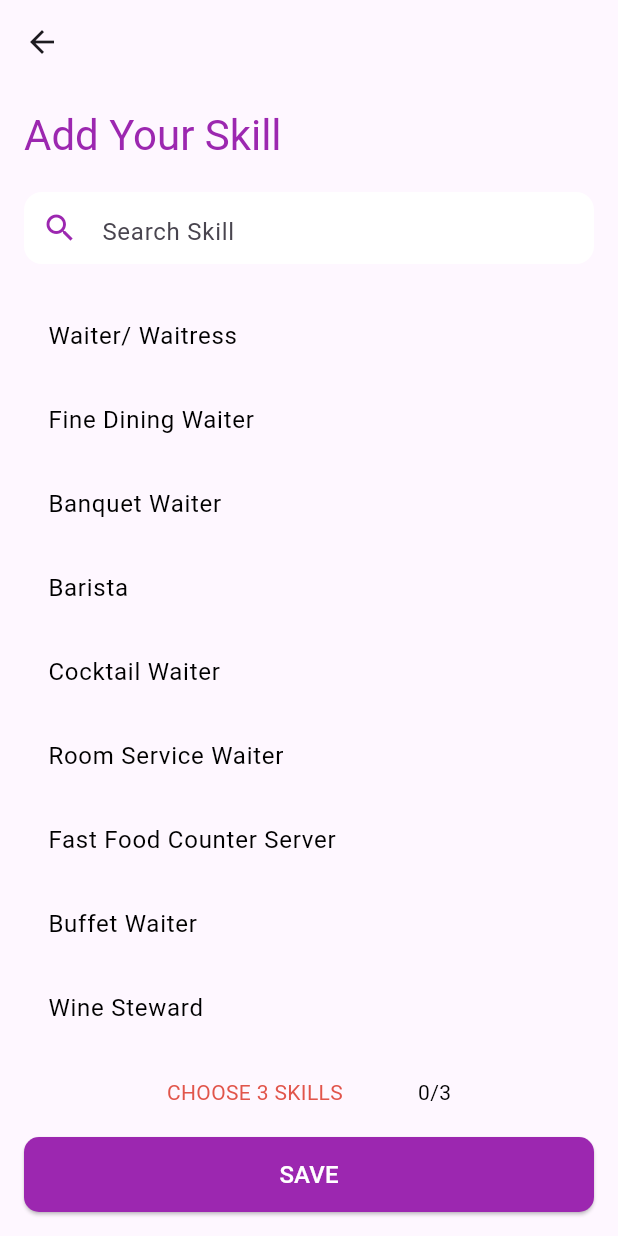
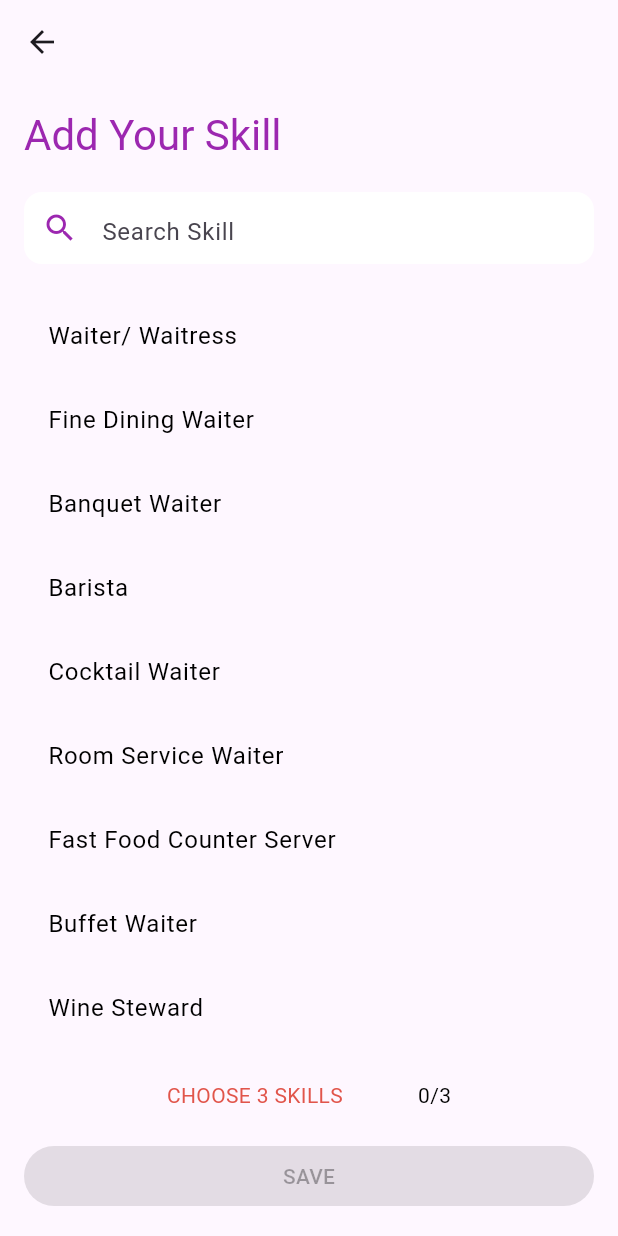
Before and after one commit to johnomeyo/socian, a Flutter app: the screen it shows after launch, after a tap on "SUBMIT", on a phone screen of 412 x 824 dp. Run offline on Flutter 3.47's test engine with Material 3 defaults, Android fonts, the phone set to English and light mode, and no system bars; our stand-ins replace dotted_border.

Commit message:
Made changes on the skills addition page to use provider for state management

```diff
--- a/seekers/lib/main.dart
+++ b/seekers/lib/main.dart
@@ -1,10 +1,19 @@
 import 'package:flutter/material.dart';
 import 'package:seekers/pages/backgroundcheck/backgroundcheck_page.dart';
 // import 'package:seekers/pages/homepage.dart';
+import 'package:provider/provider.dart';
+import 'package:seekers/providers/skills_provider.dart';
 import 'package:seekers/theme.dart';
 
 void main() {
-  runApp(const MyApp());
+  runApp(
+    MultiProvider(
+      providers: [
+        ChangeNotifierProvider(create: (_) => SkillProvider()),
+      ],
+      child: const MyApp(),
+    ),
+  );
 }
 
 class MyApp extends StatelessWidget {
@@ -16,6 +25,6 @@ class MyApp extends StatelessWidget {
     return MaterialApp(
         title: 'Flutter Demo',
         theme: appTheme,
-        home:   const BackgroundCheckPage());
+        home: const BackgroundCheckPage());
   }
 }
--- a/seekers/lib/pages/backgroundcheck/add_skills_page.dart
+++ b/seekers/lib/pages/backgroundcheck/add_skills_page.dart
@@ -1,5 +1,7 @@
 import 'package:flutter/material.dart';
+import 'package:provider/provider.dart';
 import 'package:seekers/auth/custom_button.dart';
+import 'package:seekers/providers/skills_provider.dart';
 
 class AddSkillsPage extends StatefulWidget {
   const AddSkillsPage({super.key});
@@ -23,7 +25,7 @@ class AddSkillsPageState extends State<AddSkillsPage> {
   ];
 
   var _filteredSkills = <String>[];
-  final List<String> _selectedSkills = [];
+  List<String> _selectedSkills = [];
   final TextEditingController _searchController = TextEditingController();
 
   @override
@@ -84,7 +86,22 @@ class AddSkillsPageState extends State<AddSkillsPage> {
             const SizedBox(height: 20),
             _buildSkillCountIndicator(),
             const SizedBox(height: 20),
-            CustomButton(text: "SAVE", onPressed: () {})
+            _selectedSkills.length <3
+                ? const SizedBox(
+                    width: double.infinity,
+                    child: FilledButton(onPressed: null, child: Text("SAVE")))
+                : CustomButton(
+                    text: "SAVE",
+                    onPressed: () {
+                      Provider.of<SkillProvider>(context, listen: false)
+                          .saveSelectedSkills(_selectedSkills);
+                      ScaffoldMessenger.of(context).showSnackBar(
+                         SnackBar(content:const Text('Skills Saved Successfully!'),backgroundColor: Colors.purple[400],),
+                      );
+                      setState(() {
+                        _selectedSkills = [];
+                      });
+                    })
           ],
         ),
       ),
@@ -100,7 +117,7 @@ class AddSkillsPageState extends State<AddSkillsPage> {
       ),
       child: TextField(
         controller: _searchController,
-        style:const TextStyle(
+        style: const TextStyle(
           color: Colors.grey,
         ),
         decoration: InputDecoration(
--- /dev/null
+++ b/seekers/lib/providers/skills_provider.dart
@@ -0,0 +1,15 @@
+import 'package:flutter/material.dart';
+
+class SkillProvider with ChangeNotifier {
+  // The list of selected skills
+  List<String> _selectedSkills = [];
+
+  // Getter for selected skills
+  List<String> get selectedSkills => _selectedSkills;
+
+  // Method to save the selected skills
+  void saveSelectedSkills(List<String> selectedSkills) {
+    _selectedSkills = selectedSkills;
+    notifyListeners(); // Notify listeners when the state changes
+  }
+}
--- a/seekers/pubspec.yaml
+++ b/seekers/pubspec.yaml
@@ -36,6 +36,7 @@ dependencies:
   # Use with the CupertinoIcons class for iOS style icons.
   cupertino_icons: ^1.0.8
   dotted_border: ^2.1.0
+  provider: ^6.1.2
 
 dev_dependencies:
   flutter_test:
```
Also changed, not shown: seekers/pubspec.lock.
